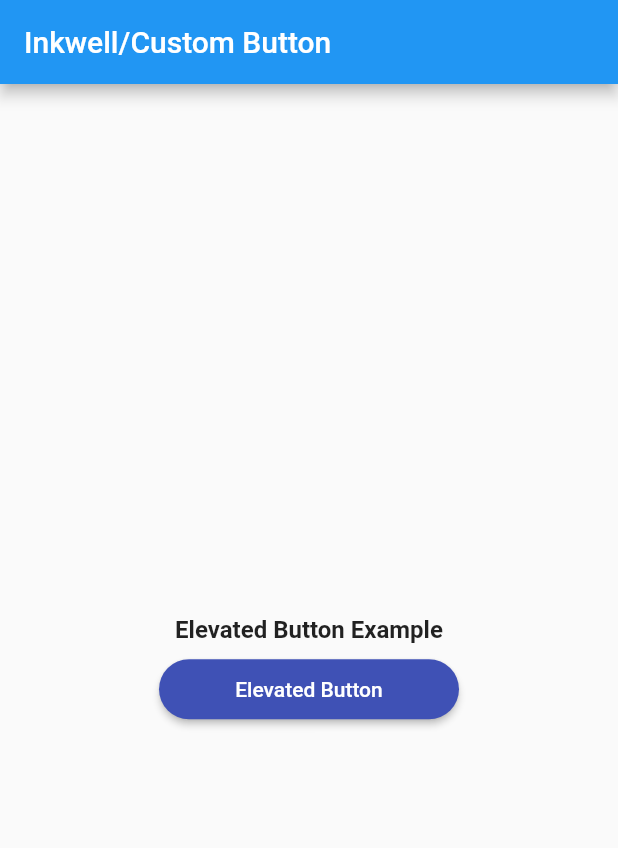
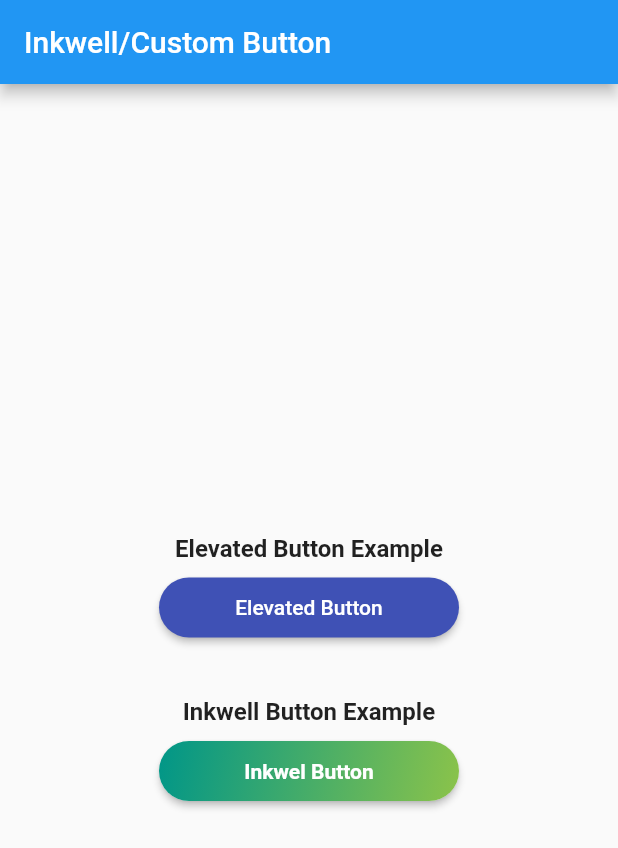
Before and after one commit to RaihanDwiPratama/Flutter_Fundamental, a Flutter app: the screen it shows after launch, on a phone screen of 412 x 824 dp. Shown: the top 848 px of the screen. Run offline on Flutter 3.47's test engine with Material 2 defaults, Android fonts, the light colour scheme and no system bars.

Commit message:
Inkwell Button

```diff
--- a/inkwell/lib/main.dart
+++ b/inkwell/lib/main.dart
@@ -38,6 +38,45 @@ class MyApp extends StatelessWidget {
                   ),
                 ),
               ),
+              Container(
+                margin: EdgeInsets.only(top: 40, bottom: 10),
+                child: Text(
+                  "Inkwell Button Example",
+                  style: TextStyle(fontSize: 16, fontWeight: FontWeight.w700),
+                ),
+              ),
+              // add elevation
+              Material(
+                borderRadius: BorderRadius.circular(20),
+                elevation: 2,
+                child: Container(
+                  width: 200,
+                  height: 40,
+                  decoration: BoxDecoration(
+                    borderRadius: BorderRadius.circular(20),
+                    gradient: LinearGradient(
+                      colors: [Colors.teal, Colors.lightGreen],
+                      begin: Alignment.topLeft,
+                      end: Alignment.bottomRight,
+                    ),
+                  ),
+                  child: Material(
+                    color: Colors.transparent,
+                    child: InkWell(
+                      onTap: () {},
+                      splashColor: Colors.lightGreen[400],
+                      borderRadius: BorderRadius.circular(20),
+                      child: Center(
+                        child: Text(
+                          "Inkwel Button",
+                          style: TextStyle(
+                              color: Colors.white, fontWeight: FontWeight.w700),
+                        ),
+                      ),
+                    ),
+                  ),
+                ),
+              )
             ],
           ),
         ),
```
